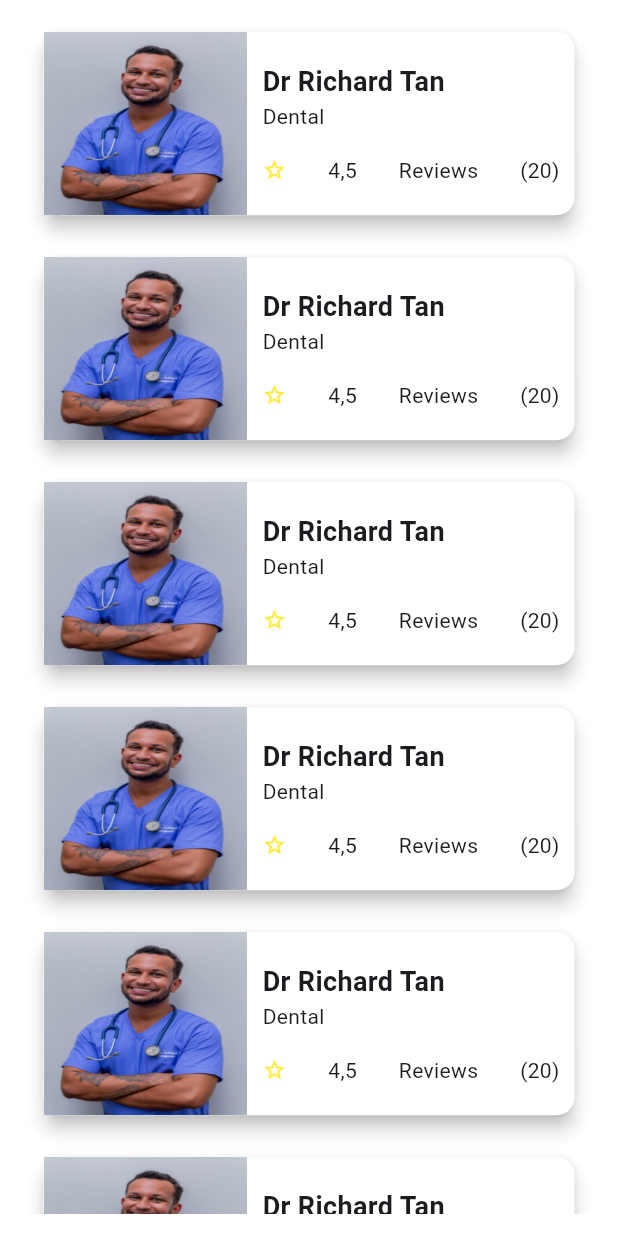
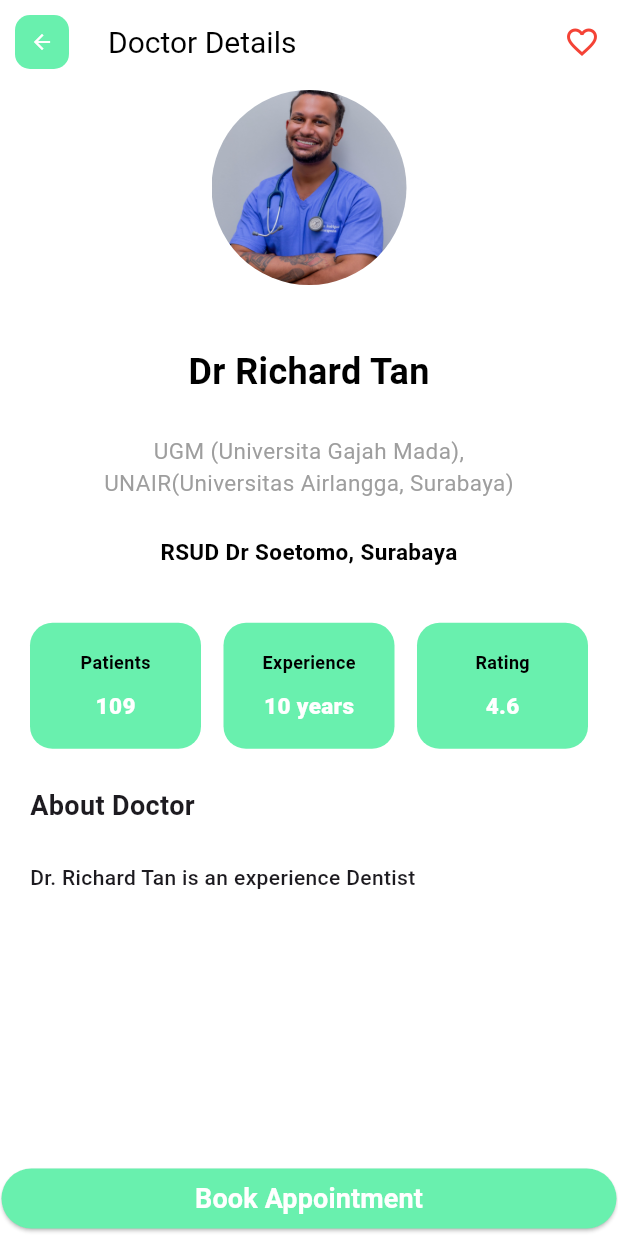
Before and after one commit to davidaryasetia/book_doctor_appointment_app, a Flutter app: the HomePage screen opened directly, scrolled down 576 dp, after a tap on "Dr Richard Tan", on a phone screen of 412 x 824 dp. Run offline on Flutter 3.47's test engine with Material 3 defaults, Android fonts, the light colour scheme and no system bars; our stand-ins replace font_awesome_flutter, lottie, table_calendar.

Commit message:
update homepage&detail

```diff
--- /dev/null
+++ b/lib/components/custom_appbar.dart
@@ -0,0 +1,63 @@
+import 'package:book_doctor_appointment_app/utils/config.dart';
+import 'package:flutter/material.dart';
+import 'package:font_awesome_flutter/font_awesome_flutter.dart';
+
+class CustomAppBar extends StatefulWidget implements PreferredSizeWidget {
+  const CustomAppBar(
+      {Key? key, this.appTitle, this.route, this.icon, this.actions})
+      : super(key: key);
+
+  @override
+  Size get preferredSize => const Size.fromHeight(60); // default heigh appbar
+
+  final String? appTitle;
+  final String? route;
+  final FaIcon? icon;
+  final List<Widget>? actions;
+
+  @override
+  State<CustomAppBar> createState() => _CustomAppBarState();
+}
+
+class _CustomAppBarState extends State<CustomAppBar> {
+  @override
+  Widget build(BuildContext context) {
+    return AppBar(
+      automaticallyImplyLeading: true,
+      backgroundColor: Colors.white,
+      elevation: 0,
+      title: Text(
+        widget.appTitle!,
+        style: const TextStyle(
+          fontSize: 20,
+          color: Colors.black,
+        ),
+      ),
+      leading: widget.icon != null
+          ? Container(
+              margin: const EdgeInsets.symmetric(horizontal: 10, vertical: 10),
+              decoration: BoxDecoration(
+                borderRadius: BorderRadius.circular(10),
+                color: Config.primaryColor,
+              ),
+              child: IconButton(
+                onPressed: () {
+                  // if route is given, then this icon button will navigate to route
+                  if (widget.route != null) {
+                    Navigator.of(context).pushNamed(widget.route!);
+                  } else {
+                    // else jus simple kembali ke page sebelumnya
+                    Navigator.of(context).pop();
+                  }
+                },
+                icon: widget.icon!,
+                iconSize: 16,
+                color: Colors.white,
+              ),
+            )
+          : null,
+      // jika action tidak di set maka return null
+      actions: widget.actions ?? null,
+    );
+  }
+}
--- a/lib/components/doctor_card.dart
+++ b/lib/components/doctor_card.dart
@@ -2,14 +2,11 @@ import 'package:book_doctor_appointment_app/utils/config.dart';
 import 'package:flutter/material.dart';
 import 'package:flutter/widgets.dart';
 
-class DoctorCard extends StatefulWidget {
-  const DoctorCard({super.key});
+class DoctorCard extends StatelessWidget {
+  const DoctorCard({Key? key, required this.route}) : super(key: key);
 
-  @override
-  State<DoctorCard> createState() => _DoctorCardState();
-}
+  final String route;
 
-class _DoctorCardState extends State<DoctorCard> {
   @override
   Widget build(BuildContext context) {
     Config().init(context);
@@ -79,7 +76,10 @@ class _DoctorCardState extends State<DoctorCard> {
             ],
           ),
         ),
-        onTap: () {}, // redirect to Doctor Detail
+        // redirect to Doctor Detail
+        onTap: () {
+          Navigator.of(context).pushNamed(route);
+        },
       ),
     );
   }
--- a/lib/main.dart
+++ b/lib/main.dart
@@ -1,4 +1,7 @@
 import 'package:book_doctor_appointment_app/screens/auth_page.dart';
+import 'package:book_doctor_appointment_app/screens/booking_page.dart';
+import 'package:book_doctor_appointment_app/screens/doctor_details.dart';
+import 'package:book_doctor_appointment_app/screens/success_booked.dart';
 import 'package:book_doctor_appointment_app/utils/config.dart';
 import 'package:book_doctor_appointment_app/utils/main_layout.dart';
 import 'package:flutter/material.dart';
@@ -49,6 +52,9 @@ class MyApp extends StatelessWidget {
 
         // main layout after login
         'main': (context) => const MainLayout(),
+        'doc_details': (context) => const DoctorDetails(),
+        'booking_page': (context) => BookingPage(),
+        'success_booking': (context) => const AppointmenBooked(),
       },
     );
   }
--- /dev/null
+++ b/lib/screens/doctor_details.dart
@@ -0,0 +1,218 @@
+import 'package:book_doctor_appointment_app/components/button.dart';
+import 'package:book_doctor_appointment_app/utils/config.dart';
+import 'package:flutter/material.dart';
+import 'package:flutter/rendering.dart';
+import 'package:font_awesome_flutter/font_awesome_flutter.dart';
+import '../components/custom_appbar.dart';
+
+class DoctorDetails extends StatefulWidget {
+  const DoctorDetails({super.key});
+
+  @override
+  State<DoctorDetails> createState() => _DoctorDetailsState();
+}
+
+class _DoctorDetailsState extends State<DoctorDetails> {
+  // for favorite buttond
+  bool isFav = false;
+  @override
+  Widget build(BuildContext context) {
+    return Scaffold(
+      appBar: CustomAppBar(
+        appTitle: 'Doctor Details',
+        icon: const FaIcon(Icons.arrow_back),
+        actions: [
+          IconButton(
+              onPressed: () {
+                setState(() {
+                  isFav = !isFav;
+                });
+              },
+              icon: FaIcon(
+                isFav ? Icons.favorite_rounded : Icons.favorite_outline,
+                color: Colors.red,
+              ))
+        ],
+      ),
+      body: SafeArea(
+          child: Column(
+        children: <Widget>[
+          // call About Doctor Widget
+          AboutDoctor(),
+          DetailBody(),
+          const Spacer(),
+          Padding(
+            padding: const EdgeInsets.all(1),
+            child: Button(
+                width: double.infinity,
+                title: 'Book Appointment',
+                onPressed: () {
+                  // navigate to booking app
+                  Navigator.of(context).pushNamed('booking_page');
+                },
+                disable: false),
+          ),
+          // Details of doctor
+        ],
+      )),
+    );
+  }
+}
+
+class AboutDoctor extends StatelessWidget {
+  const AboutDoctor({super.key});
+
+  @override
+  Widget build(BuildContext context) {
+    Config().init(context);
+    return Container(
+      width: double.infinity,
+      child: Column(
+        children: <Widget>[
+          const CircleAvatar(
+            radius: 65.0,
+            backgroundImage: AssetImage('assets/doctor_2.jpg'),
+            backgroundColor: Colors.white,
+          ),
+          Config.spaceMedium,
+          Text(
+            'Dr Richard Tan',
+            style: TextStyle(
+              color: Colors.black,
+              fontSize: 24.0,
+              fontWeight: FontWeight.bold,
+            ),
+          ),
+          Config.spaceSmall,
+          SizedBox(
+            width: Config.widthSize * 0.75,
+            child: const Text(
+              'UGM (Universita Gajah Mada), UNAIR(Universitas Airlangga, Surabaya)',
+              style: TextStyle(
+                color: Colors.grey,
+                fontSize: 15,
+              ),
+              softWrap: true,
+              textAlign: TextAlign.center,
+            ),
+          ),
+          Config.spaceSmall,
+          SizedBox(
+            width: Config.widthSize * 0.75,
+            child: const Text(
+              'RSUD Dr Soetomo, Surabaya',
+              style: TextStyle(
+                color: Colors.black,
+                fontWeight: FontWeight.bold,
+                fontSize: 15,
+              ),
+              softWrap: true,
+              textAlign: TextAlign.center,
+            ),
+          ),
+        ],
+      ),
+    );
+  }
+}
+
+class DetailBody extends StatelessWidget {
+  const DetailBody({super.key});
+
+  @override
+  Widget build(BuildContext context) {
+    Config().init(context);
+    return Container(
+      padding: const EdgeInsets.symmetric(horizontal: 20, vertical: 12),
+      margin: const EdgeInsets.only(bottom: 30),
+      child: Column(
+        crossAxisAlignment: CrossAxisAlignment.stretch,
+        children: <Widget>[
+          Config.spaceSmall,
+          const DoctorInfo(),
+          Config.spaceSmall,
+          const Text(
+            'About Doctor',
+            style: TextStyle(fontWeight: FontWeight.w600, fontSize: 18),
+          ),
+          Config.spaceSmall,
+          Text(
+            'Dr. Richard Tan is an experience Dentist',
+            style: TextStyle(
+              fontWeight: FontWeight.w500,
+              height: 1.5,
+            ),
+            softWrap: true,
+            textAlign: TextAlign.justify,
+          )
+        ],
+      ),
+    );
+  }
+}
+
+class DoctorInfo extends StatelessWidget {
+  const DoctorInfo({super.key});
+
+  @override
+  Widget build(BuildContext context) {
+    return Row(
+      children: const <Widget>[
+        InfoCard(label: 'Patients', value: '109'),
+        const SizedBox(
+          width: 15,
+        ),
+        InfoCard(label: 'Experience', value: '10 years'),
+        SizedBox(
+          width: 15,
+        ),
+        InfoCard(label: 'Rating', value: '4.6'),
+      ],
+    );
+  }
+}
+
+class InfoCard extends StatelessWidget {
+  const InfoCard({Key? key, required this.label, required this.value})
+      : super(key: key);
+
+  final String label;
+  final String value;
+
+  @override
+  Widget build(BuildContext context) {
+    return Expanded(
+      child: Container(
+        decoration: BoxDecoration(
+          borderRadius: BorderRadius.circular(15),
+          color: Config.primaryColor,
+        ),
+        padding: const EdgeInsets.symmetric(
+          vertical: 18,
+          horizontal: 15,
+        ),
+        child: Column(
+          children: <Widget>[
+            Text(
+              label,
+              style: TextStyle(
+                  color: Colors.black,
+                  fontSize: 12,
+                  fontWeight: FontWeight.w600),
+            ),
+            const SizedBox(
+              height: 10,
+            ),
+            Text(
+              value,
+              style: const TextStyle(
+                  color: Colors.white,
+                  fontSize: 15,
+                  fontWeight: FontWeight.w800),
+            ),
+          ],
+        ),
+      ),
+    );
+  }
+}
--- a/lib/screens/home_page.dart
+++ b/lib/screens/home_page.dart
@@ -136,7 +136,9 @@ class _HomePageState extends State<HomePage> {
               Config.spaceSmall,
               Column(
                 children: List.generate(10, (index) {
-                  return const DoctorCard();
+                  return const DoctorCard(
+                    route: 'doc_details',
+                  );
                 }),
               )
             ],
--- a/pubspec.yaml
+++ b/pubspec.yaml
@@ -36,6 +36,7 @@ dependencies:
   rating_dialog: ^2.0.4
   shared_preferences: ^2.0.15
   provider: ^6.0.4
+  table_calendar: ^3.0.8
 
 
   # The following adds the Cupertino Icons font to your application.
```
Also changed, not shown: lib/screens/booking_page.dart (added, +165 -0 lines), lib/screens/success_booked.dart (added, +45 -0 lines), pubspec.lock.
